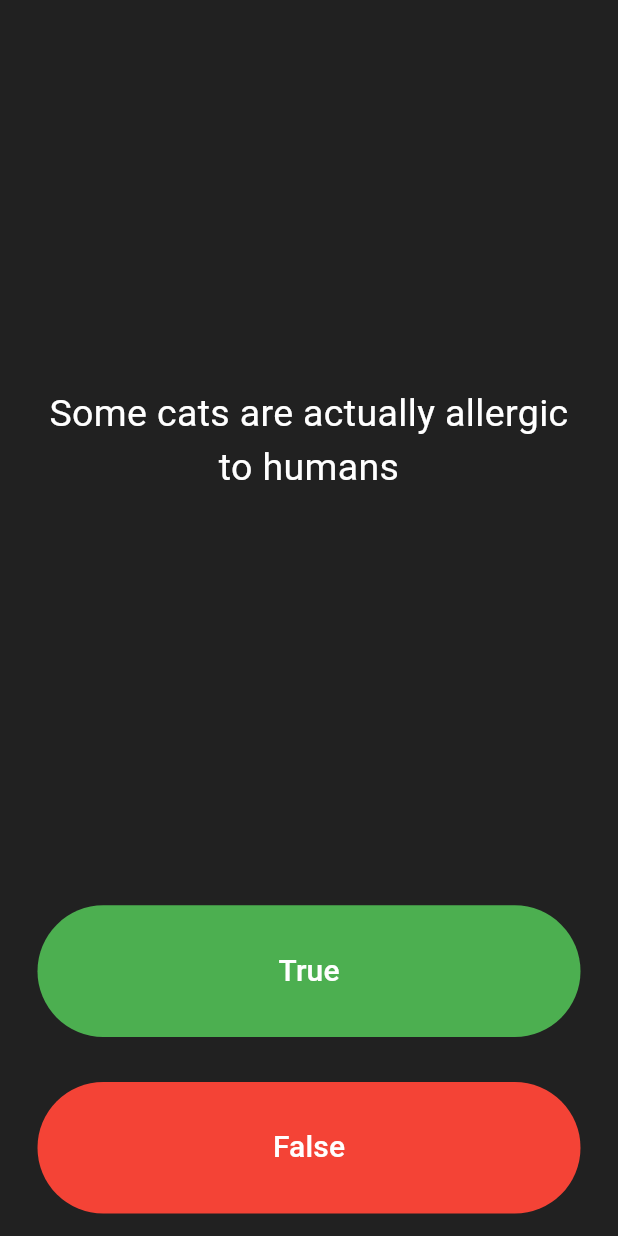
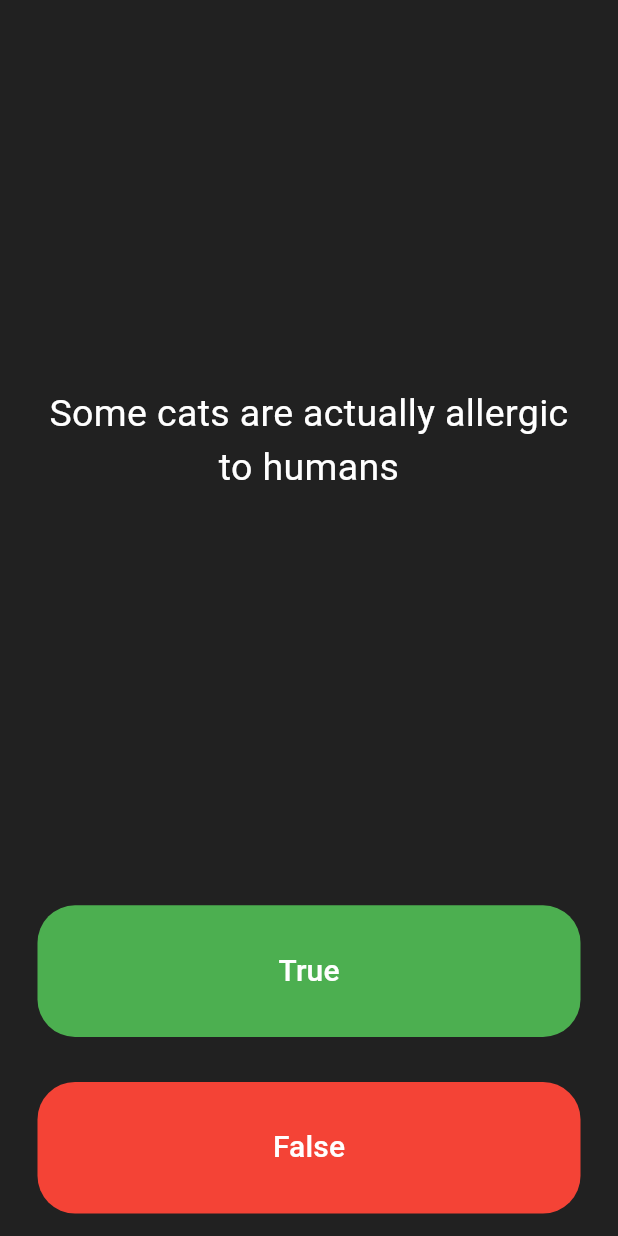
Before and after one commit to fang69x/Quiz_game, a Flutter app: the screen it shows after launch, on a phone screen of 412 x 824 dp. Run offline on Flutter 3.47's test engine with Material 3 defaults, Android fonts, the phone set to English and light mode, and no system bars; our stand-ins replace rflutter_alert.

Commit message:
changed rhe button style

```diff
--- a/lib/main.dart
+++ b/lib/main.dart
@@ -95,8 +95,10 @@ class _QuizPageState extends State<QuizPage> {
               padding: EdgeInsets.all(15.0),
               child: TextButton(
                   style: TextButton.styleFrom(
-                    backgroundColor: Colors.green,
-                  ),
+                      backgroundColor: Colors.green,
+                      elevation: 50,
+                      shape: RoundedRectangleBorder(
+                          borderRadius: BorderRadius.circular(25))),
                   child: Text(
                     'True',
                     style: TextStyle(
@@ -114,6 +116,9 @@ class _QuizPageState extends State<QuizPage> {
             child: TextButton(
                 style: TextButton.styleFrom(
                   backgroundColor: Colors.red,
+                  elevation: 50,
+                  shape: RoundedRectangleBorder(
+                      borderRadius: BorderRadius.circular(25)),
                 ),
                 child: Text(
                   'False',
--- a/lib/quizbrain.dart
+++ b/lib/quizbrain.dart
@@ -30,6 +30,8 @@ class QuizBrain {
     Question(
         q: 'In West Virginia, USA, if you accidentally hit an animal with your car, you are free to take it home to eat.',
         a: true),
+    Question(q: 'Is Jessica Shylock\'s daughter', a: true),
+    Question(q: 'Did Bassanio choose the golden casket', a: false),
   ];
 
   String getQuestion() {
```
